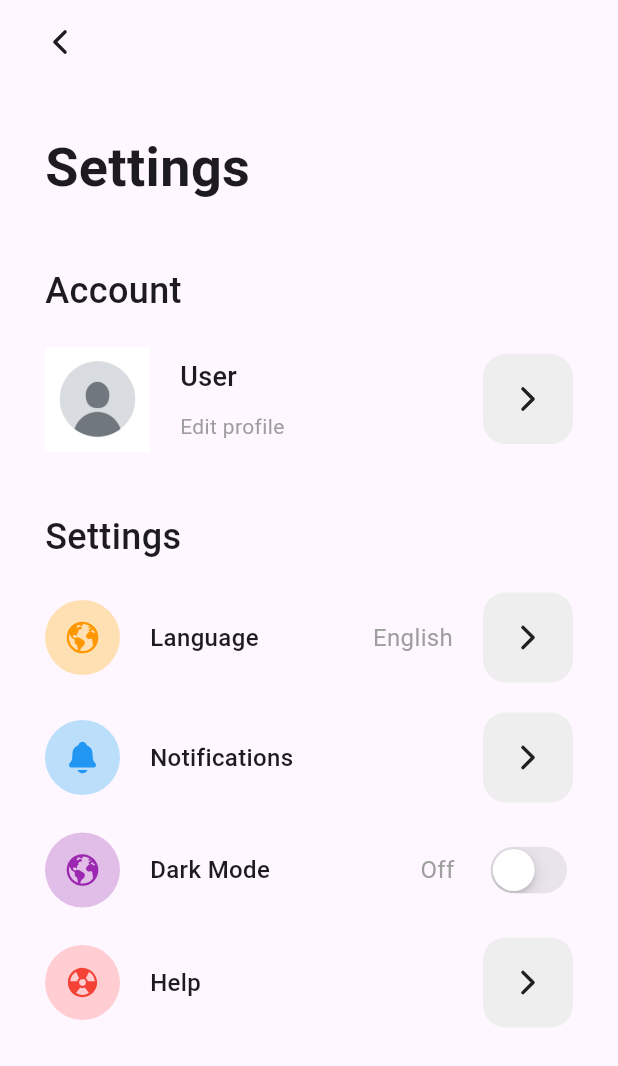
After one commit to Subah-Zarin/Roamers_, a Flutter app: the Setting screen opened by its route, on a phone screen of 412 x 824 dp. The commit adds this screen. Shown: the top 1066 px of the screen. Run offline on Flutter 3.47's test engine with Material 3 defaults, Android fonts, the light colour scheme and no system bars; our stand-ins replace cloud_firestore, firebase_core, get, ionicons; accounts and stored records are empty.

Commit message:
editted tourist_details_page.dart

```diff
--- /dev/null
+++ b/lib/Setting/forward_button.dart
@@ -0,0 +1,26 @@
+import 'package:flutter/material.dart';
+import 'package:ionicons/ionicons.dart';
+
+class ForwardButton extends StatelessWidget {
+  final Function() onTap;
+  const ForwardButton({
+    super.key,
+    required this.onTap,
+  });
+
+  @override
+  Widget build(BuildContext context) {
+    return GestureDetector(
+      onTap: onTap,
+      child: Container(
+        width: 60,
+        height: 60,
+        decoration: BoxDecoration(
+          color: Colors.grey.shade200,
+          borderRadius: BorderRadius.circular(15),
+        ),
+        child: const Icon(Ionicons.chevron_forward_outline),
+      ),
+    );
+  }
+}
--- /dev/null
+++ b/lib/Setting/setting.dart
@@ -0,0 +1,151 @@
+import 'package:flutter/material.dart';
+import 'package:ionicons/ionicons.dart';
+import 'package:roamers/Setting/setting_item.dart';
+import 'package:roamers/Setting/setting_switch.dart';
+import 'package:roamers/homepage/profile.dart';
+
+import '../homepage/homepage.dart';
+import 'forward_button.dart';
+
+class Setting extends StatefulWidget {
+  const Setting({super.key});
+
+  @override
+  State<Setting> createState() => _SettingState();
+}
+
+class _SettingState extends State<Setting> {
+  bool isDarkMode = false;
+
+  @override
+  Widget build(BuildContext context) {
+    return Scaffold(
+      appBar: AppBar(
+        leading: IconButton(
+          onPressed: () {
+            Navigator.push(
+                context,
+                MaterialPageRoute(
+                builder: (context) => const HomePage(),
+                ),
+            );
+          },
+          icon: const Icon(Ionicons.chevron_back_outline),
+        ),
+        leadingWidth: 80,
+      ),
+      body: SingleChildScrollView(
+        child: Padding(
+          padding: const EdgeInsets.all(30),
+          child: Column(
+            crossAxisAlignment: CrossAxisAlignment.start,
+            children: [
+              const Text(
+                "Settings",
+                style: TextStyle(
+                  fontSize: 36,
+                  fontWeight: FontWeight.bold,
+                ),
+              ),
+              const SizedBox(height: 40),
+              const Text(
+                "Account",
+                style: TextStyle(
+                  fontSize: 24,
+                  fontWeight: FontWeight.w500,
+                ),
+              ),
+              const SizedBox(height: 20),
+              SizedBox(
+                width: double.infinity,
+                child: Row(
+                  children: [
+                    Image.asset("assets/images/avatar.jpg", width: 70, height: 70),
+                    const SizedBox(width: 20),
+                    const Column(
+                      crossAxisAlignment: CrossAxisAlignment.start,
+                      children: [
+                        Text(
+                          "User",
+                          style: TextStyle(
+                            fontSize: 18,
+                            fontWeight: FontWeight.w500,
+                          ),
+                        ),
+                        SizedBox(height: 10),
+                        Text(
+                          "Edit profile",
+                          style: TextStyle(
+                            fontSize: 14,
+                            color: Colors.grey,
+                          ),
+                        )
+                      ],
+                    ),
+                    const Spacer(),
+                    ForwardButton(
+                      onTap: () {
+                        Navigator.push(
+                          context,
+                          MaterialPageRoute(
+                            builder: (context) => const profile(),
+                          ),
+                        );
+                      },
+                    )
+                  ],
+                ),
+              ),
+              const SizedBox(height: 40),
+              const Text(
+                "Settings",
+                style: TextStyle(
+                  fontSize: 24,
+                  fontWeight: FontWeight.w500,
+                ),
+              ),
+              const SizedBox(height: 20),
+              SettingItem(
+                title: "Language",
+                icon: Ionicons.earth,
+                bgColor: Colors.orange.shade100,
+                iconColor: Colors.orange,
+                value: "English",
+                onTap: () {},
+              ),
+              const SizedBox(height: 20),
+              SettingItem(
+                title: "Notifications",
+                icon: Ionicons.notifications,
+                bgColor: Colors.blue.shade100,
+                iconColor: Colors.blue,
+                onTap: () {},
+              ),
+              const SizedBox(height: 20),
+              SettingSwitch(
+                title: "Dark Mode",
+                icon: Ionicons.earth,
+                bgColor: Colors.purple.shade100,
+                iconColor: Colors.purple,
+                value: isDarkMode,
+                onTap: (value) {
+                  setState(() {
+                    isDarkMode = value;
+                  });
+                },
+              ),
+              const SizedBox(height: 20),
+              SettingItem(
+                title: "Help",
+                icon: Ionicons.nuclear,
+                bgColor: Colors.red.shade100,
+                iconColor: Colors.red,
+                onTap: () {},
+              ),
+            ],
+          ),
+        ),
+      ),
+    );
+  }
+}
--- /dev/null
+++ b/lib/Setting/setting_item.dart
@@ -0,0 +1,67 @@
+import 'package:flutter/material.dart';
+import 'package:ionicons/ionicons.dart';
+
+import 'forward_button.dart';
+
+class SettingItem extends StatelessWidget {
+  final String title;
+  final Color bgColor;
+  final Color iconColor;
+  final IconData icon;
+  final Function() onTap;
+  final String? value;
+  const SettingItem({
+    super.key,
+    required this.title,
+    required this.bgColor,
+    required this.iconColor,
+    required this.icon,
+    required this.onTap,
+    this.value,
+  });
+
+  @override
+  Widget build(BuildContext context) {
+    return SizedBox(
+      width: double.infinity,
+      child: Row(
+        children: [
+          Container(
+            height: 50,
+            width: 50,
+            decoration: BoxDecoration(
+              shape: BoxShape.circle,
+              color: bgColor,
+            ),
+            child: Icon(
+              icon,
+              color: iconColor,
+            ),
+          ),
+          const SizedBox(width: 20),
+          Text(
+            title,
+            style: const TextStyle(
+              fontSize: 16,
+              fontWeight: FontWeight.w500,
+            ),
+          ),
+          const Spacer(),
+          value != null
+              ? Text(
+            value!,
+            style: const TextStyle(
+              fontSize: 16,
+              color: Colors.grey,
+            ),
+          )
+              : const SizedBox(),
+          const SizedBox(width: 20),
+          ForwardButton(
+            onTap: onTap,
+          ),
+        ],
+      ),
+    );
+  }
+}
--- /dev/null
+++ b/lib/Setting/setting_switch.dart
@@ -0,0 +1,61 @@
+import 'package:flutter/cupertino.dart';
+import 'package:flutter/material.dart';
+
+class SettingSwitch extends StatelessWidget {
+  final String title;
+  final Color bgColor;
+  final Color iconColor;
+  final IconData icon;
+  final bool value;
+  final Function(bool value) onTap;
+  const SettingSwitch({
+    super.key,
+    required this.title,
+    required this.bgColor,
+    required this.iconColor,
+    required this.icon,
+    required this.value,
+    required this.onTap,
+  });
+
+  @override
+  Widget build(BuildContext context) {
+    return SizedBox(
+      width: double.infinity,
+      child: Row(
+        children: [
+          Container(
+            height: 50,
+            width: 50,
+            decoration: BoxDecoration(
+              shape: BoxShape.circle,
+              color: bgColor,
+            ),
+            child: Icon(
+              icon,
+              color: iconColor,
+            ),
+          ),
+          const SizedBox(width: 20),
+          Text(
+            title,
+            style: const TextStyle(
+              fontSize: 16,
+              fontWeight: FontWeight.w500,
+            ),
+          ),
+          const Spacer(),
+          Text(
+            value ? "On" : "Off",
+            style: const TextStyle(
+              fontSize: 16,
+              color: Colors.grey,
+            ),
+          ),
+          const SizedBox(width: 20),
+          CupertinoSwitch(value: value, onChanged: onTap),
+        ],
+      ),
+    );
+  }
+}
--- a/lib/models/tourist_attraction_model.dart
+++ b/lib/models/tourist_attraction_model.dart
@@ -18,7 +18,7 @@ class TouristAttraction {
 List<TouristAttraction> touristAttractions = [
   TouristAttraction(
     name: "Hanging Bridge of Rangamati",
-    images: ["assets/images/Hanging Bridge of Rangamati.png", "assets/images/Hanging bridge of Rangamati2.jpg.jpg", "assets/images/hanging bridge of Rangamati3.jpg.jpg"],
+    images: ["assets/images/Hanging Bridge of Rangamati.png", "assets/images/Hanging bridge of Rangamati2.jpg", "assets/images/hanging bridge of Rangamati3.jpg"],
     distance: 311.2,
     rating: 4.6,
     duration: "8hr:24min",
@@ -26,7 +26,7 @@ List<TouristAttraction> touristAttractions = [
   ),
   TouristAttraction(
     name: "Nilgiri",
-    images: ["assets/images/Nilgiri.png", "assets/images/nilgiri2.jpg.jpg", "assets/images/nilgiri3.jpg.jpg"],
+    images: ["assets/images/Nilgiri.png", "assets/images/nilgiri2.jpg", "assets/images/nilgiri3.jpg"],
     distance: 10.5,
     rating: 4.8,
     duration: "02d:15h:20m",
--- a/lib/pages/tourist_details_page.dart
+++ b/lib/pages/tourist_details_page.dart
@@ -164,7 +164,7 @@ class TouristDetailsPage extends StatelessWidget {
                 borderRadius: BorderRadius.circular(15),
                 color: Theme.of(context).colorScheme.secondary.withOpacity(0.1),
                 image: const DecorationImage(
-                  image: AssetImage('assets/images/map.png'),
+                  image: AssetImage('assets/images/map2.png'),
                   fit: BoxFit.cover,
                 ),
               ),
--- a/lib/pages/view_details.dart
+++ b/lib/pages/view_details.dart
@@ -45,17 +45,6 @@ class ViewDetailsPage extends StatelessWidget {
                   ),
                 ),
               ),
-              Positioned(
-                top: 10,
-                left: 10,
-                child: IconButton(
-                  onPressed: () {
-                    Navigator.pop(context);
-                  },
-                  iconSize: 30,
-                  icon: const Icon(Ionicons.chevron_back),
-                ),
-              ),
             ],
           ),
         ),
@@ -64,7 +53,7 @@ class ViewDetailsPage extends StatelessWidget {
           padding: const EdgeInsets.symmetric(horizontal: 10),
           child: Text(
             "Hanging Bridge of Rangamati",
-            style: Theme.of(context).textTheme.headline6,
+            style: Theme.of(context).textTheme.bodyLarge,
           ),
         ),
         const SizedBox(height: 10),
@@ -72,7 +61,7 @@ class ViewDetailsPage extends StatelessWidget {
           padding: const EdgeInsets.symmetric(horizontal: 10),
           child: Text(
             "Per person: 2000TK",
-            style: Theme.of(context).textTheme.bodyText2,
+            style: Theme.of(context).textTheme.bodyLarge,
           ),
         ),
         const SizedBox(height: 10),
@@ -80,7 +69,7 @@ class ViewDetailsPage extends StatelessWidget {
           padding: const EdgeInsets.symmetric(horizontal: 10),
           child: Text(
             "Jhulonto Bridge in Bengali)is the landmark icon of Rangamati. It's a popular tourist spot and a must go destination. It is also connected by waterway from Kaptai.",
-            style: Theme.of(context).textTheme.bodyText1,
+            style: Theme.of(context).textTheme.bodyLarge,
           ),
         ),
         const SizedBox(height: 20),
```
Also changed, not shown: assets/images/map2.png (added).
